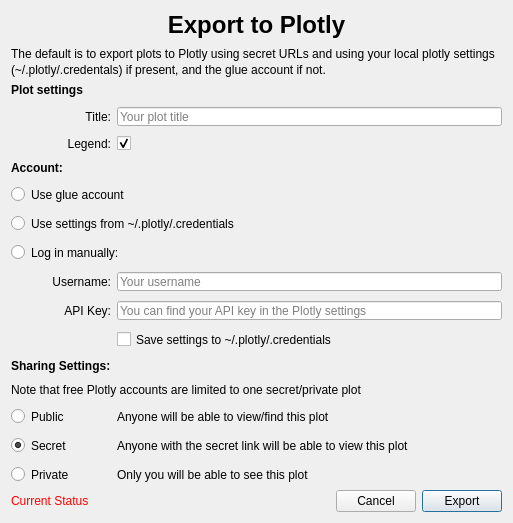
glue-viz/glue, file glue/plugins/exporters/plotly/qt/exporter.ui: the form before one commit.
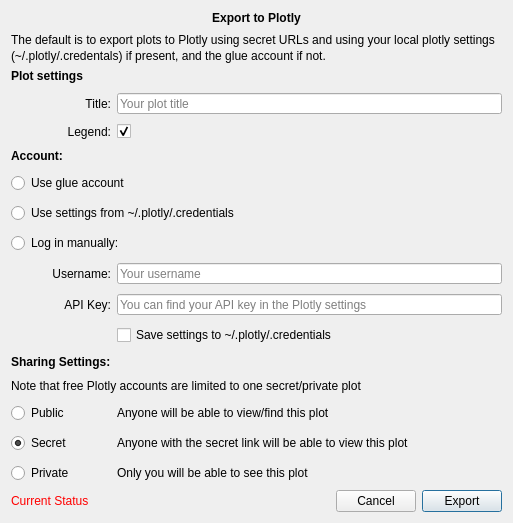
The form after the commit.

Commit message: Never hard-code font sizes in ui files

```diff
--- a/glue/plugins/exporters/plotly/qt/exporter.ui
+++ b/glue/plugins/exporters/plotly/qt/exporter.ui
@@ -18,7 +18,6 @@
     <widget class="QLabel" name="label_10">
      <property name="font">
       <font>
-       <pointsize>18</pointsize>
        <weight>75</weight>
        <bold>true</bold>
       </font>
```
The commit also changes 6 other files.
